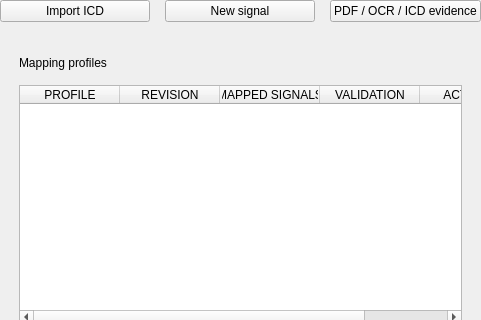
Above: apps/desktop/forms/icd_library_page.ui from techmigosglobal/DA-AeroTrace1553 before the change; both pictures show x 0 to 481 and y 0 to 320 of the 481 by 555 pixel window. Below: the same form after it.
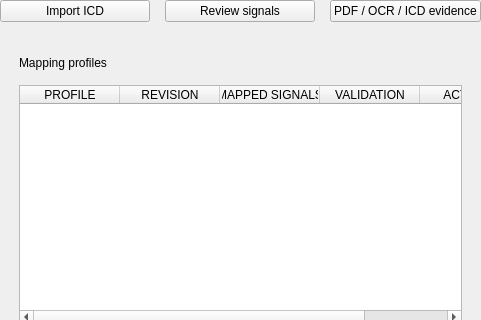
That is the form after the change.

The edit to the form file:
```diff
--- a/apps/desktop/forms/icd_library_page.ui
+++ b/apps/desktop/forms/icd_library_page.ui
@@ -46,7 +46,7 @@
       <item>
        <widget class="QPushButton" name="newSignalButton">
         <property name="text">
-         <string>New signal</string>
+         <string>Review signals</string>
         </property>
         <property name="primary" stdset="0">
          <bool>true</bool>
```
